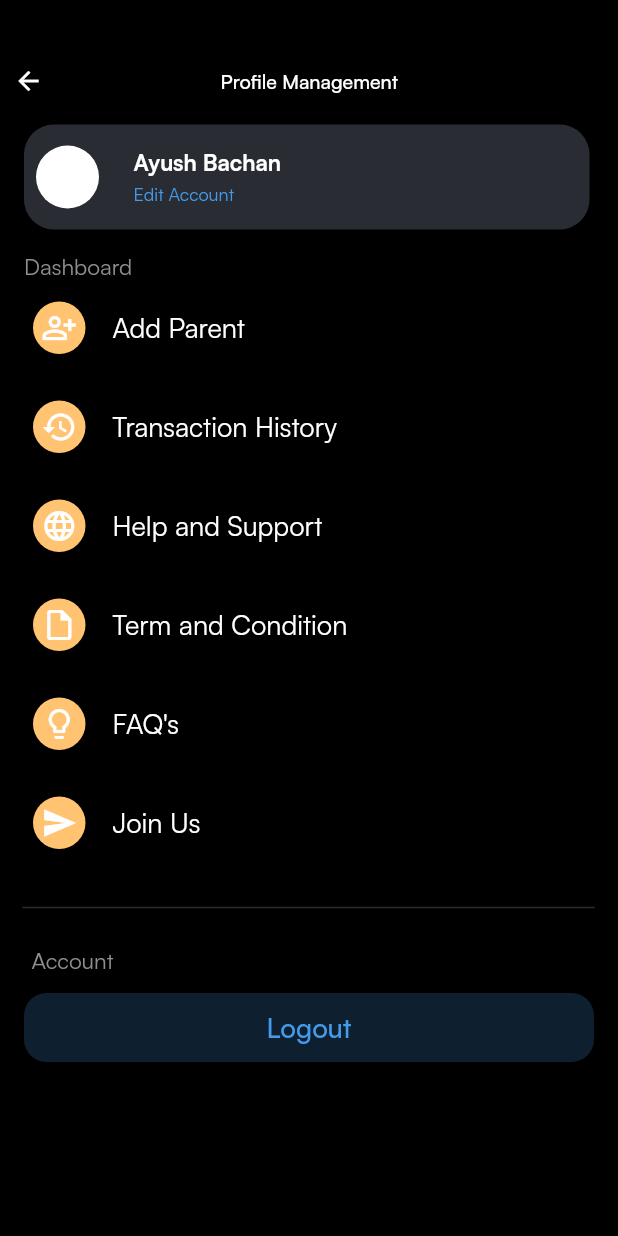
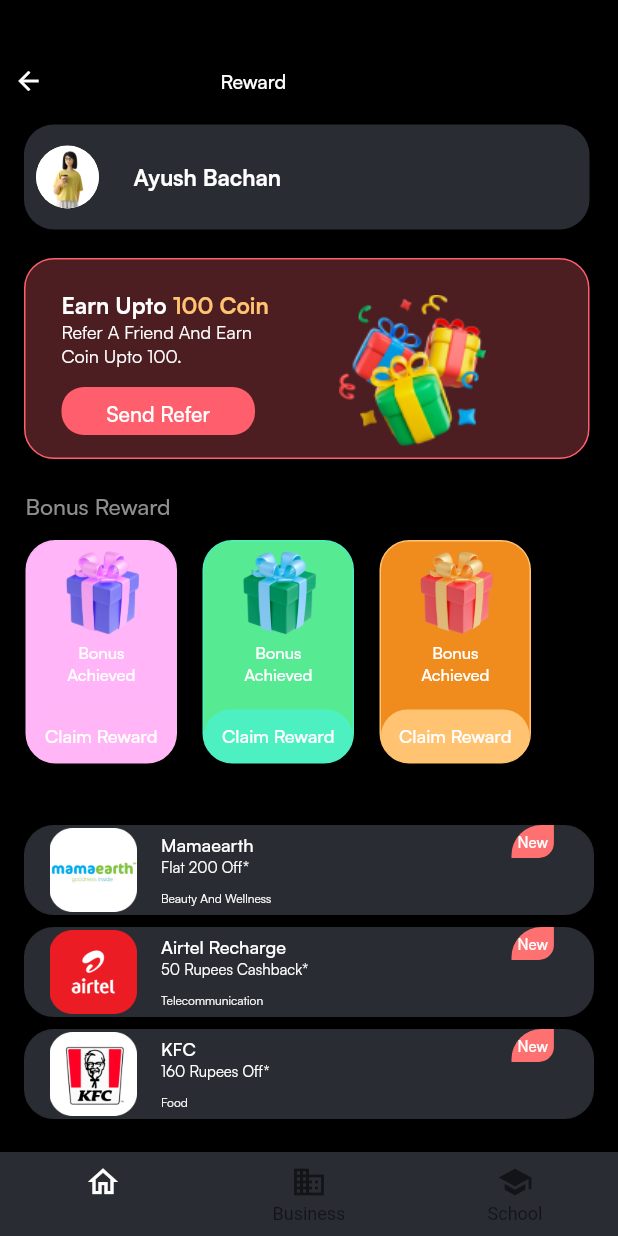
Before and after one commit to dibyanshu-mohanty/maze, a Flutter app: the screen it shows after launch, on a phone screen of 412 x 824 dp. Run offline on Flutter 3.47's test engine with Material 2 defaults, Android fonts, the phone set to English and light mode, and no system bars; our stand-ins replace auto_size_text, badges, card_swiper, device_preview, google_fonts, hive and 2 more; missing offline and left inert: game_levels_scrolling_map, objectdb; accounts and stored records are empty.

Commit message:
Feat-Reward Screens

```diff
--- a/lib/main.dart
+++ b/lib/main.dart
@@ -1,7 +1,7 @@
 import 'package:device_preview/device_preview.dart';
 import 'package:flutter/foundation.dart';
 import 'package:maze/theme/coreimport.dart';
-import 'package:maze/view/screens/homeScreen/homescreen.dart';
+import 'package:maze/view/screens/rewards/reward_page.dart';
 import 'package:maze/view/screens/learningScreen/learninglevelscreen.dart';
 import 'package:maze/view/screens/profile/feature_profile.dart';
 
@@ -27,7 +27,7 @@ class YaroApp extends StatelessWidget {
           scaffoldBackgroundColor: AppColors.colorBlack,
           //canvasColor: AppColors.colorWhite,
         ),
-        home: const FeatureProfile(),
+        home: const RewardPage(),
       ),
     );
   }
--- a/lib/theme/app_colors.dart
+++ b/lib/theme/app_colors.dart
@@ -22,4 +22,5 @@ class AppColors{
   static const colorRed1 = Color(0xFF371616);
   static const colorTransparent = Colors.transparent;
   static const colorWhite = Color(0xFFFFFFFF);
+
 }
--- a/lib/theme/app_font.dart
+++ b/lib/theme/app_font.dart
@@ -28,6 +28,8 @@ class AppFont {
 
   /// Color White Light
   static final lightColorWhite_12 = light.copyWith(fontSize: Dimens.textSize12);
+  static final lightColorWhite_10 = light.copyWith(fontSize: Dimens.textSize10);
+  static final lightColorWhite_8 = light.copyWith(fontSize: Dimens.textSize8);
 
   /// Color White Regular
   static final regularColorWhite_20 =
@@ -44,6 +46,10 @@ class AppFont {
       regular.copyWith(fontSize: Dimens.textSize13);
 
   /// Color White Medium Bold
+  static final mediumBoldColorWhite_10 =
+      mediumBold.copyWith(fontSize: Dimens.textSize10);
+  static final mediumBoldColorWhite_11 =
+      mediumBold.copyWith(fontSize: Dimens.textSize11);
   static final mediumBoldColorWhite_12 =
       mediumBold.copyWith(fontSize: Dimens.textSize12);
   static final mediumBoldColorWhite_15 =
@@ -87,6 +93,11 @@ class AppFont {
   static final mediumBoldColorGolden_27 =
       mediumBoldColorGolden.copyWith(fontSize: Dimens.textSize27);
 
+  /// Color Golden bold
+  static final boldColorGolden = bold.copyWith(color: AppColors.colorGolden);
+  static final boldColorGolden_15 =
+      boldColorGolden.copyWith(fontSize: Dimens.textSize15);
+
   /// Color Green Bold
   static final boldColorGreen = bold.copyWith(color: AppColors.colorGreen);
   static final boldColorGreen_22 =
@@ -122,6 +133,12 @@ class AppFont {
   static final regularColorGrey6_15 =
       regularColorGrey6.copyWith(fontSize: Dimens.textSize15);
 
+  ///Color Grey6 MediumBold
+  static final mediumBoldColorGrey6 =
+      mediumBold.copyWith(color: AppColors.colorGrey6);
+  static final mediumBoldColorGrey6_15 =
+      mediumBoldColorGrey6.copyWith(fontSize: Dimens.textSize15);
+
   /// Color LightBlue Medium
   static final mediumBoldColorLightBlue =
       mediumBold.copyWith(color: AppColors.colorLightBlue);
--- a/lib/theme/app_images.dart
+++ b/lib/theme/app_images.dart
@@ -1,10 +1,20 @@
-
-class AppImages{
+class AppImages {
   static const String imageBaseURL = 'assets/images/';
 
   static const ic_logomain = "${imageBaseURL}yarologo.png";
   static const ic_onboard = "${imageBaseURL}onboardScreen/ic_onboardVector.png";
-  static const ic_onboardone = "${imageBaseURL}onboardScreen/ic_onboardscreen_one.png";
-  static const ic_onboardtwo = "${imageBaseURL}onboardScreen/ic_onboardscreen_two.png";
-  static const ic_onboardthree = "${imageBaseURL}onboardScreen/ic_onboardscreen_three.png";
+  static const ic_onboardone =
+      "${imageBaseURL}onboardScreen/ic_onboardscreen_one.png";
+  static const ic_onboardtwo =
+      "${imageBaseURL}onboardScreen/ic_onboardscreen_two.png";
+  static const ic_onboardthree =
+      "${imageBaseURL}onboardScreen/ic_onboardscreen_three.png";
+  static const airtel = "${imageBaseURL}rewardScreen/airtel.png";
+  static const kfc = "${imageBaseURL}rewardScreen/kfc.png";
+  static const mamaearth = "${imageBaseURL}rewardScreen/mamaearth.png";
+  static const gift_one = "${imageBaseURL}rewardScreen/gift_one.png";
+  static const gift_two = "${imageBaseURL}rewardScreen/gift_two.png";
+  static const gift_three = "${imageBaseURL}rewardScreen/gift_three.png";
+  static const present = "${imageBaseURL}rewardScreen/present.png";
+  static const avatar = "${imageBaseURL}rewardScreen/avatar.png";
 }
--- /dev/null
+++ b/lib/view/screens/rewards/reward_page.dart
@@ -0,0 +1,219 @@
+import 'package:flutter/src/widgets/container.dart';
+import 'package:flutter/src/widgets/framework.dart';
+import "package:flutter/material.dart";
+import 'package:maze/theme/app_images.dart';
+import 'package:maze/theme/coreimport.dart';
+import 'package:maze/view/widgets/rewardScreen/bonusCard.dart';
+import 'package:maze/view/widgets/rewardScreen/productCard.dart';
+
+class RewardPage extends StatelessWidget {
+  const RewardPage({super.key});
+
+  @override
+  Widget build(BuildContext context) {
+    return Scaffold(
+        bottomNavigationBar: BottomNavigationBar(
+            backgroundColor: Color(0xff292c33),
+            items: const <BottomNavigationBarItem>[
+              BottomNavigationBarItem(
+                icon: Icon(
+                  Icons.home_outlined,
+                  color: Colors.white,
+                ),
+                label: '',
+              ),
+              BottomNavigationBarItem(
+                icon: Icon(Icons.business),
+                label: 'Business',
+              ),
+              BottomNavigationBarItem(
+                icon: Icon(Icons.school),
+                label: 'School',
+              ),
+            ]),
+        body: SafeArea(
+            child: ListView(
+          children: [
+            Container(
+              margin: EdgeInsets.only(left: 9, top: 44),
+              child: Row(
+                // ignore: prefer_const_literals_to_create_immutables
+                children: [
+                  const Icon(
+                    Icons.arrow_back,
+                    color: Colors.white,
+                    size: 20,
+                  ),
+                  SizedBox(
+                    width: 118.0,
+                  ),
+                  Text(
+                    "Reward",
+                    textAlign: TextAlign.center,
+                    style: AppFont.mediumBoldColorWhite_13,
+                  ),
+                ],
+              ),
+            ),
+            Container(
+              margin: EdgeInsets.fromLTRB(16, 19, 19, 0),
+              width: 328,
+              height: 70,
+              decoration: BoxDecoration(
+                  borderRadius: BorderRadius.circular(20),
+                  color: Color(0xff292C33)),
+              child: Row(
+                children: [
+                  Container(
+                      margin: EdgeInsets.fromLTRB(8, 14, 0, 14),
+                      child: CircleAvatar(
+                          backgroundImage: AssetImage(AppImages.avatar),
+                          backgroundColor: Colors.white,
+                          radius: 21.0)),
+                  Column(
+                    crossAxisAlignment: CrossAxisAlignment.start,
+                    children: [
+                      Container(
+                        margin: EdgeInsets.fromLTRB(23, 25, 0, 25),
+                        child: Text("Ayush Bachan",
+                            style: AppFont.boldColorWhite_15),
+                      ),
+                    ],
+                  )
+                ],
+              ),
+            ),
+            Container(
+              margin: EdgeInsets.fromLTRB(16, 19, 19, 0),
+              width: 328,
+              height: 134,
+              decoration: BoxDecoration(
+                  borderRadius: BorderRadius.circular(20),
+                  border: Border.all(color: Color(0xffFF5F6D)),
+                  color: Color.fromRGBO(255, 95, 109, 0.3)),
+              child: Row(
+                children: [
+                  Column(
+                    crossAxisAlignment: CrossAxisAlignment.start,
+                    children: [
+                      Container(
+                        margin: EdgeInsets.fromLTRB(24, 20, 0, 0),
+                        child: RichText(
+                          text: TextSpan(
+                            children: [
+                              TextSpan(
+                                text: 'Earn Upto',
+                                style: AppFont.boldColorWhite_15,
+                              ),
+                              TextSpan(
+                                text: ' 100 Coin',
+                                style: AppFont.boldColorGolden_15,
+                              ),
+                            ],
+                          ),
+                        ),
+                      ),
+                      Container(
+                          margin: EdgeInsets.fromLTRB(24, 0, 0, 0),
+                          child: Text(
+                            "Refer A Friend And Earn",
+                            style: AppFont.regularColorWhite_12,
+                          )),
+                      Container(
+                          margin: EdgeInsets.fromLTRB(24, 0, 0, 0),
+                          child: Text("Coin Upto 100.",
+                              style: AppFont.regularColorWhite_12)),
+                      Container(
+                        margin: EdgeInsets.fromLTRB(24, 13, 0, 0),
+                        height: 32,
+                        width: 129,
+                        child: TextButton(
+                          style: ButtonStyle(
+                              backgroundColor: MaterialStateProperty.all(
+                                  Color.fromRGBO(255, 95, 109, 1)),
+                              shape: MaterialStateProperty.all<
+                                      RoundedRectangleBorder>(
+                                  RoundedRectangleBorder(
+                                borderRadius: BorderRadius.circular(15.0),
+                              ))),
+                          onPressed: () => {},
+                          child: Text(
+                            "Send Refer",
+                            style: AppFont.mediumBoldColorWhite_14,
+                            textAlign: TextAlign.center,
+                          ),
+                        ),
+                      ),
+                    ],
+                  ),
+                  Container(
+                    margin: EdgeInsets.fromLTRB(47, 16, 20, 0),
+                    child: Image.asset(
+                      AppImages.present,
+                    ),
+                    height: 101,
+                    width: 98,
+                  )
+                  //Image Container()
+                ],
+              ),
+            ),
+            Container(
+                margin: EdgeInsets.fromLTRB(17, 21, 0, 0),
+                child: Text(
+                  "Bonus Reward",
+                  style: AppFont.mediumBoldColorGrey6_15,
+                )),
+            Row(
+              children: [
+                BonusCard(
+                  borderColor: 0xffFFB5F6,
+                  backgroundColor: 0xffFFB5F8,
+                  image: AppImages.gift_one,
+                  buttonColor: 0xFFFFB5F6,
+                ),
+                BonusCard(
+                  borderColor: 0xff4DF1C1,
+                  backgroundColor: 0xff56EB92,
+                  image: AppImages.gift_two,
+                  buttonColor: 0xFF4DF1C1,
+                ),
+                BonusCard(
+                  borderColor: 0xffFFc371,
+                  backgroundColor: 0xffEF8C1D,
+                  image: AppImages.gift_three,
+                  buttonColor: 0xFFFfc371,
+                )
+              ],
+            ),
+            Container(
+              margin: EdgeInsets.fromLTRB(16, 41, 16, 0),
+              child: ProductCard(
+                image: AppImages.mamaearth,
+                titleText: "Mamaearth",
+                subtitleText: "Flat 200 Off*",
+                description: "Beauty And Wellness",
+              ),
+            ),
+            Container(
+              margin: EdgeInsets.fromLTRB(16, 8, 16, 0),
+              child: ProductCard(
+                image: AppImages.airtel,
+                titleText: "Airtel Recharge",
+                subtitleText: "50 Rupees Cashback*",
+                description: "Telecommunication",
+              ),
+            ),
+            Container(
+              margin: EdgeInsets.fromLTRB(16, 8, 16, 0),
+              child: ProductCard(
+                image: AppImages.kfc,
+                titleText: "KFC",
+                subtitleText: "160 Rupees Off*",
+                description: "Food",
+              ),
+            ),
+          ],
+        )));
+  }
+}
--- /dev/null
+++ b/lib/view/widgets/rewardScreen/bonusCard.dart
@@ -0,0 +1,61 @@
+import 'package:maze/theme/app_images.dart';
+import 'package:maze/theme/coreimport.dart';
+import 'package:flutter/material.dart';
+
+class BonusCard extends StatelessWidget {
+  final image;
+  final buttonColor;
+  final borderColor;
+  final backgroundColor;
+  const BonusCard(
+      {super.key,
+      this.image = AppImages.gift_one,
+      this.buttonColor = 0xFFFFB5F6,
+      this.backgroundColor = 0x91FFB5F8,
+      this.borderColor = 0xffFFB5F6});
+
+  @override
+  Widget build(BuildContext context) {
+    return Container(
+      margin: EdgeInsets.fromLTRB(17, 13, 0, 0),
+      width: 101,
+      height: 149,
+      decoration: BoxDecoration(
+          borderRadius: BorderRadius.circular(20),
+          border: Border.all(color: Color(borderColor)),
+          color: Color(backgroundColor)),
+      child: Column(
+        children: [
+          Container(
+              //margin: EdgeInsets.fromLTRB(17, 10, 0, 0),
+              height: 66,
+              width: 66,
+              child: Image(image: AssetImage(image))),
+          Text("Bonus", style: AppFont.mediumBoldColorWhite_11),
+          Text("Achieved", style: AppFont.mediumBoldColorWhite_11),
+          Spacer(),
+          Container(
+            margin: EdgeInsets.only(top: 9),
+            height: 35,
+            width: 101,
+            child: TextButton(
+              style: ButtonStyle(
+                  backgroundColor:
+                      MaterialStateProperty.all(Color(buttonColor)),
+                  shape: MaterialStateProperty.all<RoundedRectangleBorder>(
+                      RoundedRectangleBorder(
+                    borderRadius: BorderRadius.circular(20.0),
+                  ))),
+              onPressed: () => {},
+              child: Text(
+                "Claim Reward",
+                style: AppFont.mediumBoldColorWhite_12,
+                textAlign: TextAlign.center,
+              ),
+            ),
+          )
+        ],
+      ),
+    );
+  }
+}
--- /dev/null
+++ b/lib/view/widgets/rewardScreen/productCard.dart
@@ -0,0 +1,74 @@
+import 'package:flutter/src/widgets/container.dart';
+import 'package:flutter/src/widgets/framework.dart';
+import 'package:flutter/material.dart';
+import 'package:maze/theme/app_images.dart';
+import 'package:maze/theme/coreimport.dart';
+
+class ProductCard extends StatelessWidget {
+  final image;
+  final titleText;
+  final subtitleText;
+  final description;
+
+  const ProductCard(
+      {super.key,
+      this.image,
+      this.titleText,
+      this.subtitleText,
+      this.description});
+
+  @override
+  Widget build(BuildContext context) {
+    return Stack(
+      children: [
+        Container(
+          // margin: EdgeInsets.fromLTRB(16, 41, 16, 0),
+          decoration: BoxDecoration(
+            borderRadius: BorderRadius.circular(20),
+            border: Border.all(color: Color(0xff292c33)),
+            color: Color(0xff292c33),
+          ),
+          child: ListTile(
+            //tileColor: Color(0xff292C33),
+            leading: Image.asset(image),
+            title: Text(
+              titleText,
+              style: AppFont.mediumBoldColorWhite_12,
+            ),
+            subtitle: Column(
+              crossAxisAlignment: CrossAxisAlignment.start,
+              children: [
+                Text(
+                  subtitleText,
+                  style: AppFont.lightColorWhite_10,
+                ),
+                SizedBox(
+                  height: 9,
+                ),
+                Text(
+                  description,
+                  style: AppFont.lightColorWhite_8,
+                ),
+              ],
+            ),
+          ),
+        ),
+        Positioned(
+            top: 0,
+            left: 325,
+            child: Container(
+              padding: EdgeInsets.all(4),
+              decoration: BoxDecoration(
+                  color: Color(0xffFF7171),
+                  borderRadius: BorderRadius.only(
+                      topLeft: Radius.circular(20),
+                      bottomRight: Radius.circular(10))),
+              child: Text(
+                "New",
+                style: AppFont.mediumBoldColorWhite_10,
+              ),
+            )),
+      ],
+    );
+  }
+}
--- a/pubspec.yaml
+++ b/pubspec.yaml
@@ -41,6 +41,7 @@ flutter:
     - assets/images/homeScreen/
     - assets/icons/
     - assets/images/learningScreen/
+    - assets/images/rewardScreen/
 
   fonts:
 #    - family: Schyler
```
Also changed, not shown: assets/images/rewardScreen/airtel.png (added), assets/images/rewardScreen/avatar.png (added), assets/images/rewardScreen/gift_one.png (added), assets/images/rewardScreen/gift_three.png (added), assets/images/rewardScreen/gift_two.png (added), assets/images/rewardScreen/kfc.png (added), assets/images/rewardScreen/mamaearth.png (added), assets/images/rewardScreen/present.png (added).
